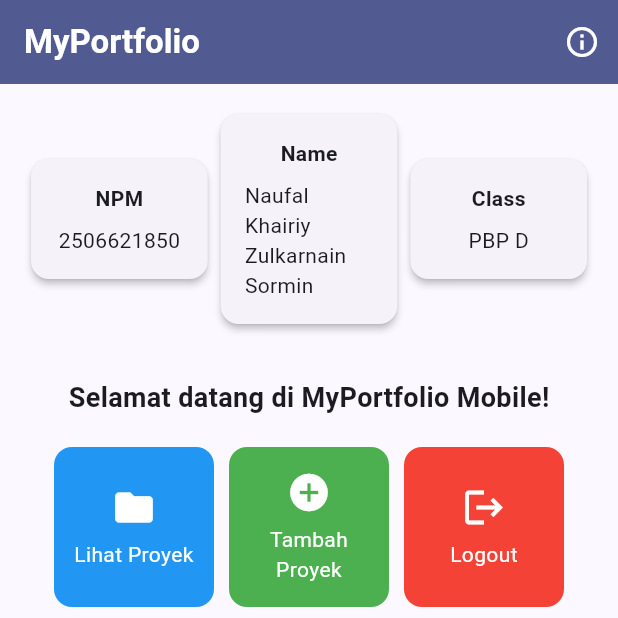
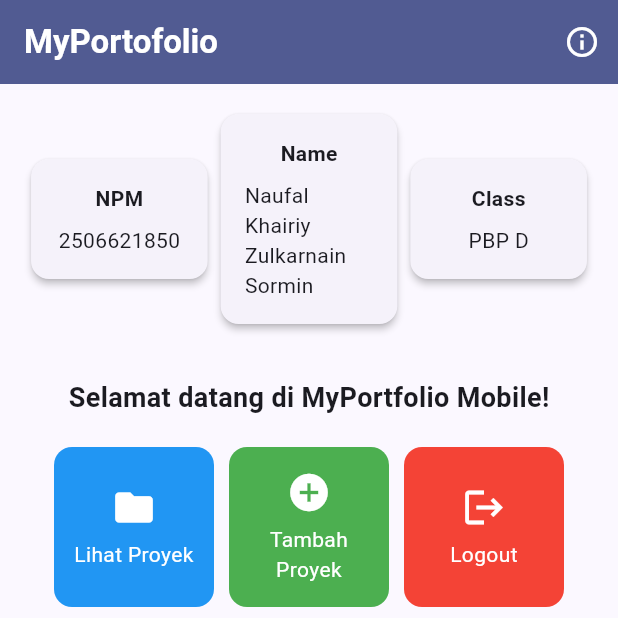
Before and after one commit to naufalkhairiy/myportofolio_mobile, a Flutter app: the screen it shows after launch, on a phone screen of 412 x 824 dp, the top half of it. Run offline on Flutter 3.47's test engine with Material 3 defaults, Android fonts, the phone set to English and light mode, and no system bars.

Commit message:
fix: update Flutter menu

```diff
--- a/lib/menu.dart
+++ b/lib/menu.dart
@@ -18,7 +18,7 @@ class MyHomePage extends StatelessWidget {
     return Scaffold(
       appBar: AppBar(
         title: const Text(
-          'MyPortfolio',
+          'MyPortofolio',
           style: TextStyle(
             color: Colors.white,
             fontWeight: FontWeight.bold,
```
